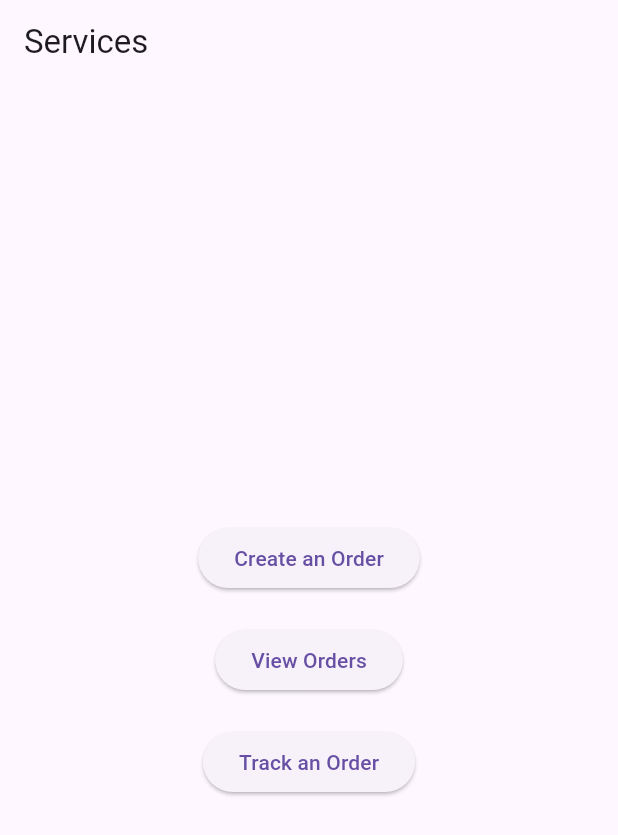
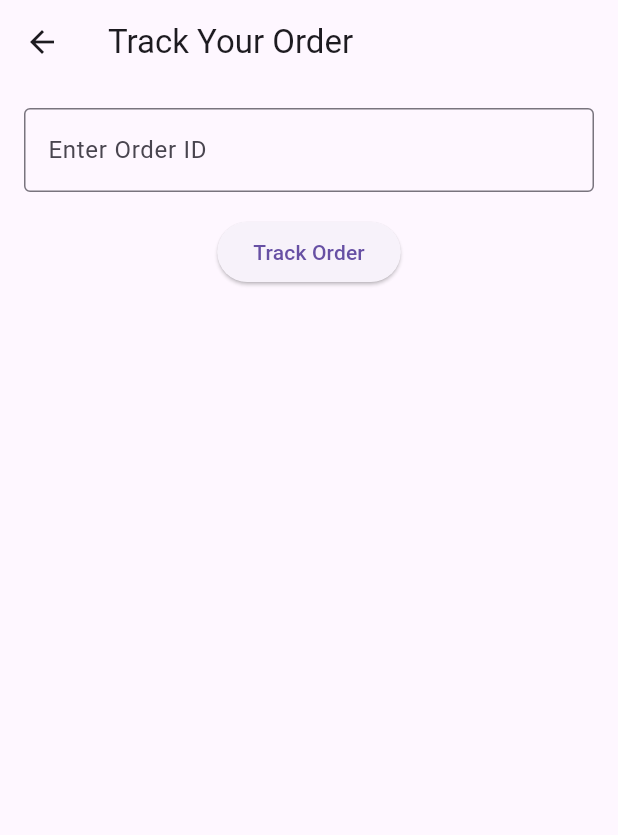
Before and after one commit to jhanel/service_package, a Flutter app: the screen it shows after launch, after a tap on "Track an Order", on a phone screen of 412 x 824 dp. Shown: the top 835 px of the screen. Run offline on Flutter 3.47's test engine with Material 3 defaults, Android fonts, the phone set to English and light mode, and no system bars; our stand-ins replace logger.

Commit message:
Track Order
Added Track Your Order page and Functionality

```diff
--- a/project/lib/main.dart
+++ b/project/lib/main.dart
@@ -2,6 +2,7 @@ import 'package:flutter/material.dart';
 import 'data.dart';
 import 'new_order_data.dart';
 import 'view_orders.dart';
+import 'track_order.dart';
 
 void main() {
   runApp(const MyApp());
@@ -57,7 +58,10 @@ class HomePage extends StatelessWidget {
             const SizedBox(height: 20), // Spacing between buttons
             ElevatedButton(
               onPressed: () {
-                // Track order code will be added later
+                Navigator.push(
+                  context,
+                  MaterialPageRoute(builder: (context) => const TrackOrderPage())
+                );
               },
               child: const Text('Track an Order'), // Button to track an order
             ),
--- /dev/null
+++ b/project/lib/track_order.dart
@@ -0,0 +1,53 @@
+import 'package:flutter/material.dart';
+
+class TrackOrderPage extends StatefulWidget {
+  const TrackOrderPage({super.key});
+
+  @override
+  _TrackOrderPageState createState() => _TrackOrderPageState();
+}
+
+class _TrackOrderPageState extends State<TrackOrderPage> {
+  final TextEditingController _orderIdController = TextEditingController();
+  String _orderStatus = '';
+
+  void _trackOrder() {
+    // Simulate an order tracking process
+    setState(() {
+      _orderStatus = 'Order #${_orderIdController.text} is on its way!';
+    });
+  }
+
+  @override
+  Widget build(BuildContext context) {
+    return Scaffold(
+      appBar: AppBar(
+        title: const Text('Track Your Order'),
+      ),
+      body: Padding(
+        padding: const EdgeInsets.all(16.0),
+        child: Column(
+          children: <Widget>[
+            TextField(
+              controller: _orderIdController,
+              decoration: const InputDecoration(
+                labelText: 'Enter Order ID',
+                border: OutlineInputBorder(),
+              ),
+            ),
+            const SizedBox(height: 16.0),
+            ElevatedButton(
+              onPressed: _trackOrder,
+              child: const Text('Track Order'),
+            ),
+            const SizedBox(height: 16.0),
+            Text(
+              _orderStatus,
+              style: const TextStyle(fontSize: 18.0),
+            ),
+          ],
+        ),
+      ),
+    );
+  }
+}
--- a/project/lib/view_orders.dart
+++ b/project/lib/view_orders.dart
@@ -1,36 +1,40 @@
-import 'package:flutter/material.dart'; // Import Flutter material package for UI components
-import 'dart:convert'; // Import to use JSON encoding and decoding
-import 'dart:io'; // Import to handle file operations
+import 'dart:convert';
+import 'dart:io';
+import 'package:flutter/material.dart';
 
-class ViewOrdersPage extends StatefulWidget { // Define a stateful widget called ViewOrdersPage
-  const ViewOrdersPage({super.key}); // Constructor with an optional key parameter
+class ViewOrdersPage extends StatefulWidget {
+  const ViewOrdersPage({Key? key}) : super(key: key);
 
   @override
-  ViewOrdersPageState createState() => ViewOrdersPageState(); // Create the state for this widget
+  ViewOrdersPageState createState() => ViewOrdersPageState();
 }
 
-class ViewOrdersPageState extends State<ViewOrdersPage> { // Define the state for ViewOrdersPage
-  List<dynamic> orders = []; // List to store the orders
+class ViewOrdersPageState extends State<ViewOrdersPage> {
+  List<dynamic> orders = [];
 
   @override
   void initState() {
     super.initState();
-    _loadOrders(); // Load the orders when the widget is initialized
+    _loadOrders(); // Initial load of orders when the page is first created
   }
 
-  Future<void> _loadOrders() async { // Async function to load orders from the JSON file
-    const String filePath = 'data.json'; // Path to the JSON file
-    File file = File(filePath); // Create a File object for the JSON file
+  Future<void> _loadOrders() async {
+    try {
+      String filePath = 'data.json';
+      File file = File(filePath);
 
-    if (await file.exists()) { // Check if the file exists
-      String contents = await file.readAsString(); // Read the contents of the file as a string
+      if (await file.exists()) {
+        String contents = await file.readAsString();
         setState(() {
-        orders = jsonDecode(contents); // Decode the JSON string into a list of dynamic objects and update the state
+          orders = jsonDecode(contents);
         });
       } else {
         setState(() {
-        orders = []; // If the file does not exist, set orders to an empty list
+          orders = [];
         });
+      }
+    } catch (e) {
+      print('Error loading orders: $e');
     }
   }
 
@@ -38,17 +42,20 @@ class ViewOrdersPageState extends State<ViewOrdersPage> { // Define the state fo
   Widget build(BuildContext context) {
     return Scaffold(
       appBar: AppBar(
-        title: const Text('View Orders'), // Title in the app bar
+        title: const Text('View Orders'),
       ),
-      body: ListView.builder( // ListView.builder to build a scrollable list of orders
-        itemCount: orders.length, // Number of items in the list
-        itemBuilder: (context, index) { // Function to build each item in the list
-          var order = orders[index]; // Get the order at the current index
-          return ListTile( // Create a ListTile for each order
-            title: Text('Order ${index + 1}'), // Title of the ListTile showing the order number
-            subtitle: Text(order.toString()), // Subtitle showing the order details
+      body: RefreshIndicator(
+        onRefresh: _loadOrders,
+        child: ListView.builder(
+          itemCount: orders.length,
+          itemBuilder: (context, index) {
+            var order = orders[index];
+            return ListTile(
+              title: Text('Order ${index + 1}'),
+              subtitle: Text(order.toString()),
             );
           },
+        ),
       ),
     );
   }
--- a/project/pubspec.yaml
+++ b/project/pubspec.yaml
@@ -31,9 +31,10 @@ environment:
 dependencies:
   flutter:
     sdk: flutter
-    #logger: ^0.9.4
+  logger: ^2.3.0
   file_picker: ^5.2.4
   http: ^0.13.4
+  path_provider: ^2.0.11
 
 
   # The following adds the Cupertino Icons font to your application.
```
Also changed, not shown: project/lib/database.dart (added, +27 -0 lines), project/pubspec.lock. Lines whose indentation alone changed are shown as unchanged.
